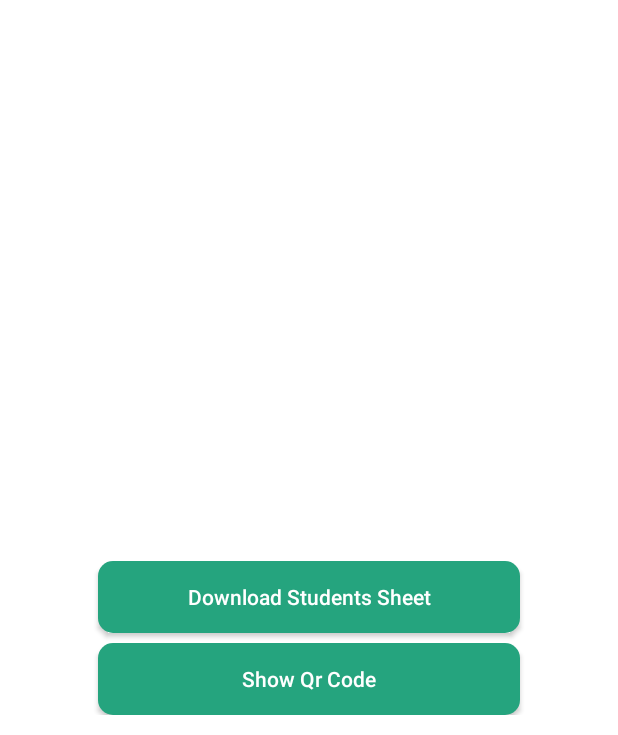
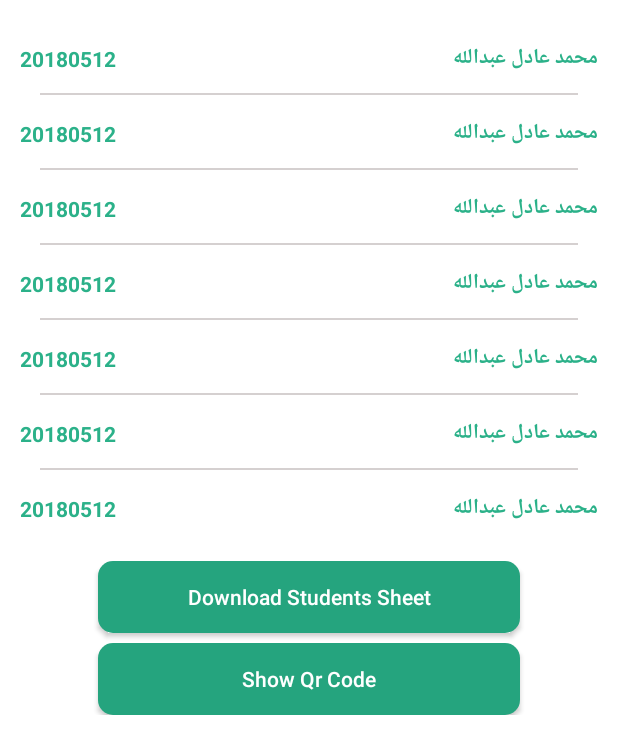
Before and after one commit to AhmedBro/Attendance_Doctor, an Android app: the fragment StudentSheet shown on its own in the app's theme, on a phone screen of 412 x 824 dp, the part 501-1236 px from its top. Run offline under Robolectric (Android 15) with nearby library versions, the phone set to English and light mode, and no system bars; our stand-ins replace sdp/ssp sizes; plain views replace RoundedImageView.

Commit message:
design of StudentSheet

```diff
--- a/app/src/main/java/com/example/attendance_doctor/Data/Login/LoginViewModel.kt
+++ b/app/src/main/java/com/example/attendance_doctor/Data/Login/LoginViewModel.kt
@@ -4,10 +4,10 @@ import android.util.Log
 import androidx.lifecycle.LiveData
 import androidx.lifecycle.MutableLiveData
 import androidx.lifecycle.ViewModel
-import com.Fcih.attendance_admin.Domain.Constants
-import com.Fcih.attendance_admin.Domain.InitFireStore
 import com.example.attendance_doctor.Data.Student
 import com.example.attendance_doctor.Data.Teacher
+import com.example.attendance_doctor.Domain.Constants
+import com.example.attendance_doctor.Domain.InitFireStore
 import com.google.firebase.auth.FirebaseAuth
 
 class LoginViewModel : ViewModel() {
--- a/app/src/main/java/com/example/attendance_doctor/Desgin/Fragments/StudentSheet.kt
+++ b/app/src/main/java/com/example/attendance_doctor/Desgin/Fragments/StudentSheet.kt
@@ -6,6 +6,7 @@ import android.view.LayoutInflater
 import android.view.View
 import android.view.ViewGroup
 import androidx.recyclerview.widget.GridLayoutManager
+import androidx.recyclerview.widget.LinearLayoutManager
 import androidx.recyclerview.widget.RecyclerView
 import com.example.attendance_doctor.Data.Student
 import com.example.attendance_doctor.R
@@ -28,12 +29,18 @@ class StudentSheet : Fragment() {
 
         val rv = view.findViewById<RecyclerView>(R.id.mStudentsRecycler)
 
-        val manager = GridLayoutManager(activity, 3)
+        val manager = LinearLayoutManager(this.context , LinearLayoutManager.VERTICAL , false)
 
         rv.layoutManager = manager
 
 
         var students = mutableListOf(
+            Student("20180512", "20180512", "محمد عادل عبدالله", null),
+            Student("20180512", "20180512", "محمد عادل عبدالله", null),
+            Student("20180512", "20180512", "محمد عادل عبدالله", null),
+            Student("20180512", "20180512", "محمد عادل عبدالله", null),
+            Student("20180512", "20180512", "محمد عادل عبدالله", null),
+            Student("20180512", "20180512", "محمد عادل عبدالله", null),
             Student("20180512", "20180512", "محمد عادل عبدالله", null),
             Student("20180512", "20180512", "محمد عادل عبدالله", null),
             Student("20180512", "20180512", "محمد عادل عبدالله", null),
@@ -47,6 +54,8 @@ class StudentSheet : Fragment() {
 
         adapter.submitList(students)
 
+        rv.adapter = adapter
+
         return view
     }
 
--- a/app/src/main/java/com/example/attendance_doctor/Domain/Constants.kt
+++ b/app/src/main/java/com/example/attendance_doctor/Domain/Constants.kt
@@ -1,4 +1,4 @@
-package com.Fcih.attendance_admin.Domain
+package com.example.attendance_doctor.Domain
 
 class Constants {
     companion object{
--- a/app/src/main/java/com/example/attendance_doctor/Domain/InitFireStore.kt
+++ b/app/src/main/java/com/example/attendance_doctor/Domain/InitFireStore.kt
@@ -1,4 +1,4 @@
-package com.Fcih.attendance_admin.Domain
+package com.example.attendance_doctor.Domain
 
 import android.os.Build
 import androidx.annotation.RequiresApi
--- a/app/src/main/res/layout/student_list_item_view.xml
+++ b/app/src/main/res/layout/student_list_item_view.xml
@@ -2,16 +2,16 @@
 <androidx.constraintlayout.widget.ConstraintLayout xmlns:android="http://schemas.android.com/apk/res/android"
     xmlns:app="http://schemas.android.com/apk/res-auto"
     xmlns:tools="http://schemas.android.com/tools"
-    android:layout_width="wrap_content"
+    android:layout_width="match_parent"
     android:layout_height="wrap_content"
-    android:layout_margin="@dimen/_5ssp">
+    >
 
     <TextView
         android:id="@+id/mStudentId"
-        android:layout_width="@dimen/_80ssp"
+        android:layout_width="0dp"
         android:layout_height="wrap_content"
         android:layout_marginEnd="@dimen/_90ssp"
-        android:layout_marginBottom="@dimen/_10ssp"
+        android:layout_marginBottom="@dimen/_20ssp"
         android:textAlignment="textStart"
         android:textColor="@color/primary"
         android:textStyle="bold"
@@ -23,7 +23,7 @@
 
     <TextView
         android:id="@+id/mStudentName"
-        android:layout_width="@dimen/_100ssp"
+        android:layout_width="0dp"
         android:layout_height="wrap_content"
         android:textAlignment="textStart"
         android:textColor="@color/primary"
```
